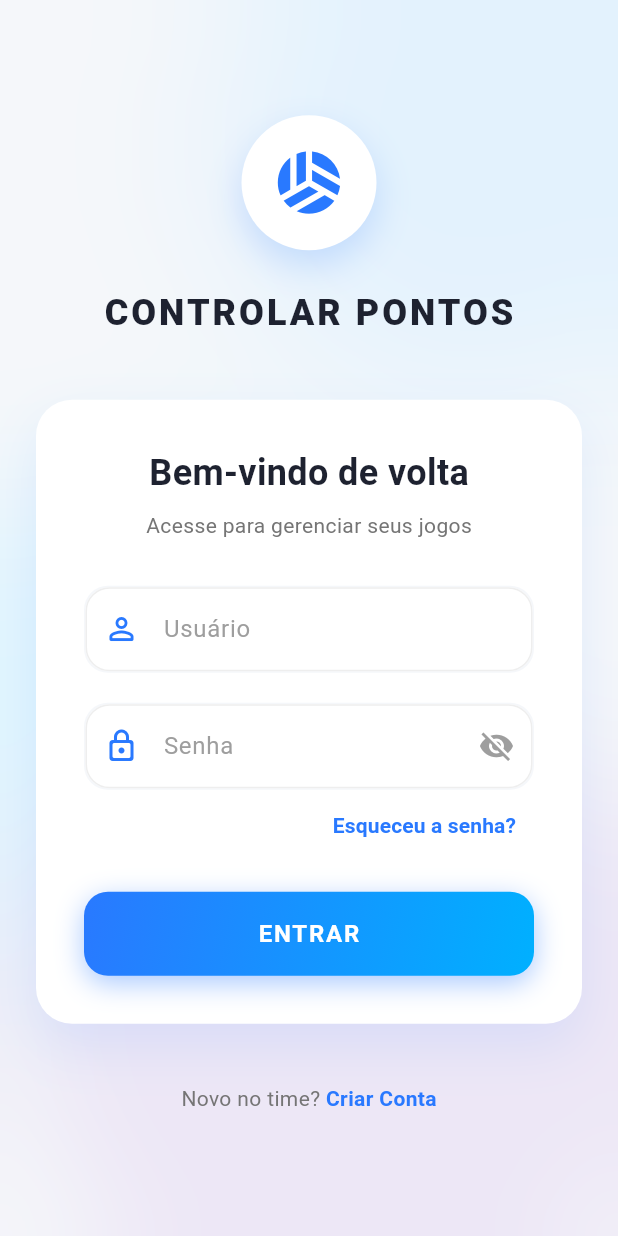
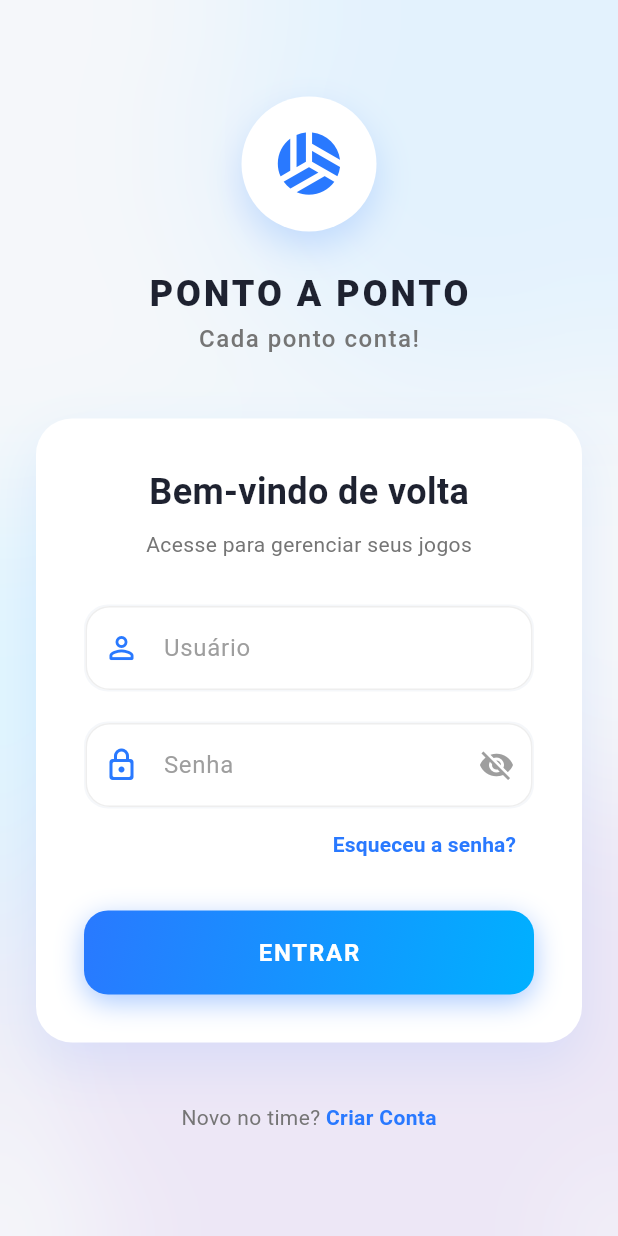
Before and after one commit to gregoriobrito/cpt_app, a Flutter app: the screen it shows after launch, on a phone screen of 412 x 824 dp. Run offline on Flutter 3.47's test engine with Material 3 defaults, Android fonts, the phone set to English and light mode, and no system bars; drawn by our look-alikes of animated_text_kit; our stand-ins replace shared_preferences.

Commit message:
atualizaão main

```diff
--- a/lib/main.dart
+++ b/lib/main.dart
@@ -7,7 +7,6 @@ import 'dart:math' as math;
 import 'core/api_client.dart';
 import 'features/home/home_page.dart';
 import 'features/usuario/usuario_cadastro_page.dart';
-// --- Import Adicionado ---
 import 'features/usuario/usuario_esqueceu_senha_page.dart';
 
 void main() {
@@ -20,7 +19,7 @@ class MyApp extends StatelessWidget {
   @override
   Widget build(BuildContext context) {
     return MaterialApp(
-      title: 'Controlar Pontos',
+      title: 'Ponto a Ponto',
       debugShowCheckedModeBanner: false,
       theme: ThemeData(
         brightness: Brightness.light,
@@ -29,9 +28,7 @@ class MyApp extends StatelessWidget {
         useMaterial3: true,
         fontFamily: 'Roboto',
       ),
-      // Mantivemos sua home original
       home: const LoginPage(),
-      // --- Rota Adicionada ---
       routes: {
         '/esqueceu_senha': (context) => const UsuarioEsqueceuSenhaPage(),
       },
@@ -54,7 +51,6 @@ class _LoginPageState extends State<LoginPage> with TickerProviderStateMixin {
 
   final Color _primaryBlue = const Color(0xFF2979FF);
   final Color _darkText = const Color(0xFF1E2230);
-  final Color _cyanAccent = const Color(0xFF00E5FF);
 
   late AnimationController _lightsController;
   late AnimationController _entryController;
@@ -211,7 +207,6 @@ class _LoginPageState extends State<LoginPage> with TickerProviderStateMixin {
                                 Align(
                                   alignment: Alignment.centerRight,
                                   child: TextButton(
-                                    // --- Navegação Adicionada ---
                                     onPressed: () {
                                       Navigator.pushNamed(context, '/esqueceu_senha');
                                     },
@@ -264,12 +259,14 @@ class _LoginPageState extends State<LoginPage> with TickerProviderStateMixin {
           },
         ),
         const SizedBox(height: 20),
+
+        // TÍTULO: PONTO A PONTO
         SizedBox(
           height: 35,
           child: AnimatedTextKit(
             animatedTexts: [
               TypewriterAnimatedText(
-                'CONTROLAR PONTOS',
+                'PONTO A PONTO',
                 speed: const Duration(milliseconds: 100),
                 cursor: '|',
                 textStyle: TextStyle(
@@ -281,6 +278,30 @@ class _LoginPageState extends State<LoginPage> with TickerProviderStateMixin {
                 ),
               ),
             ],
+            isRepeatingAnimation: false,
+          ),
+        ),
+
+        // SLOGAN: Cada ponto conta!
+        SizedBox(
+          height: 25,
+          child: AnimatedTextKit(
+            animatedTexts: [
+              TypewriterAnimatedText(
+                'Cada ponto conta!',
+                speed: const Duration(milliseconds: 80),
+                cursor: '_', // Cursor diferente para diferenciar
+                textStyle: TextStyle(
+                  fontSize: 16,
+                  fontWeight: FontWeight.w500, // Peso médio
+                  color: Colors.grey.shade600, // Cor mais suave
+                  letterSpacing: 1.0,
+                  fontFamily: 'Roboto',
+                ),
+              ),
+            ],
+            // Pequena pausa inicial para o título começar primeiro
+            pause: const Duration(milliseconds: 500),
             isRepeatingAnimation: false,
           ),
         ),
```
